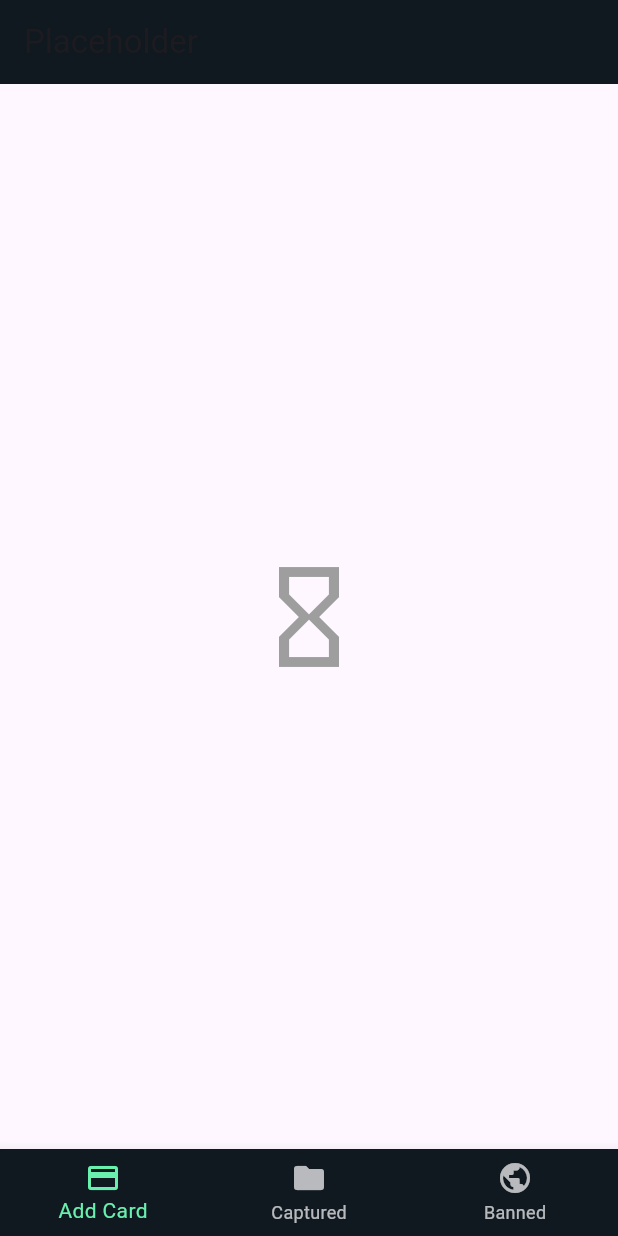
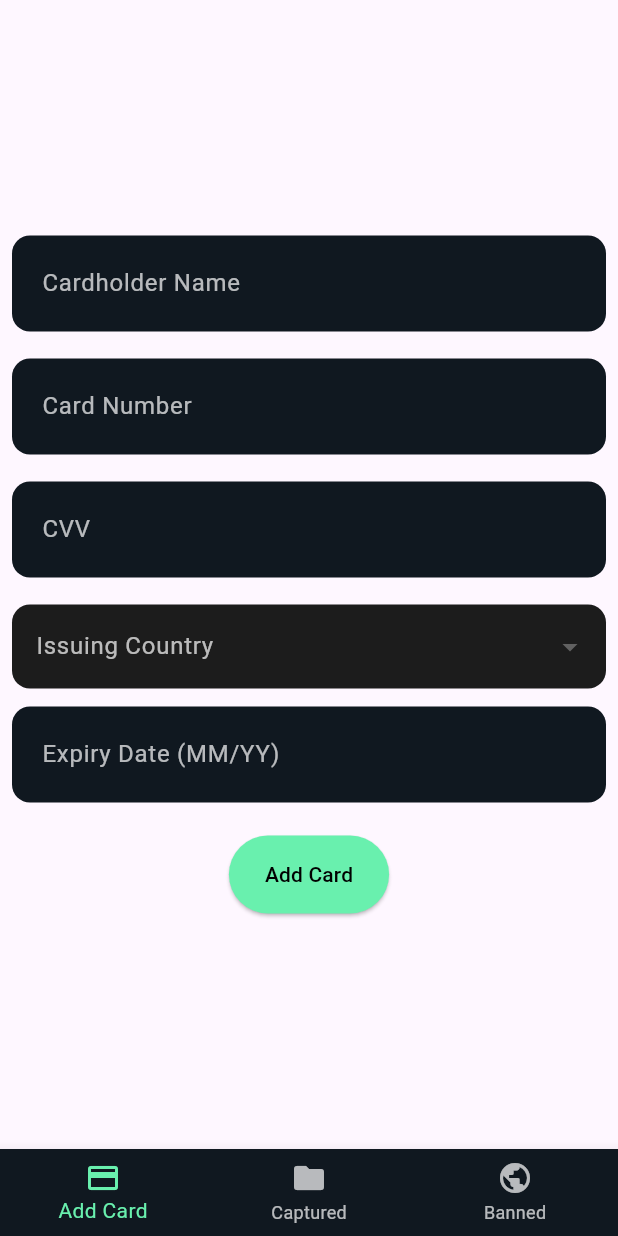
Before and after one commit to Silva3012/cardwiz-2025, a Flutter app: the screen it shows after launch, on a phone screen of 412 x 824 dp. Run offline on Flutter 3.47's test engine with Material 3 defaults, Android fonts, the phone set to English and light mode, and no system bars; our stand-ins replace auto_route, dartz, flutter_bloc, freezed_annotation, shared_preferences.

Commit message:
chore: create add card ui

```diff
--- a/lib/app.dart
+++ b/lib/app.dart
@@ -1,4 +1,4 @@
-import 'package:cardwiz/app_router.dart';
+import 'package:cardwiz/core/router/app_router.dart';
 import 'package:flutter/material.dart';
 
 class CardWizApp extends StatelessWidget {
--- a/lib/app_router.dart
+++ b/lib/core/router/app_router.dart
@@ -1,5 +1,5 @@
 import 'package:auto_route/auto_route.dart';
-import 'package:cardwiz/app_router.gr.dart';
+import 'package:cardwiz/core/router/app_router.gr.dart';
 
 @AutoRouterConfig()
 class AppRouter extends RootStackRouter {
@@ -9,7 +9,7 @@ class AppRouter extends RootStackRouter {
           page: MainRoute.page,
           initial: true,
           children: [
-            AutoRoute(page: PlaceHolderRoute.page),
+            AutoRoute(page: AddCardRoute.page),
             AutoRoute(page: PlaceHolderRoute.page),
             AutoRoute(page: PlaceHolderRoute.page),
           ],
--- a/lib/core/utils/card_uitls.dart
+++ b/lib/core/utils/card_utils.dart
@@ -1,13 +1,12 @@
-class CardUitls {
-  /// Detect card type from card number
-  static String detectCardType(String cardNumber) {
+class CardUtils {
+  static String detectCardType({required String cardNumber}) {
     if (cardNumber.startsWith('4')) return 'Visa';
     if (RegExp(r'^5[1-5]').hasMatch(cardNumber)) return 'Mastercard';
     return 'Unknown';
   }
 
   /// Luhn algorithm to validate card number
-  static bool validateCardNumber(String cardNumber) {
+  static bool validateCardNumber({required String cardNumber}) {
     final digits = cardNumber
         .replaceAll(RegExp(r'\D'), '')
         .split('')
@@ -25,7 +24,6 @@ class CardUitls {
     return sum % 10 == 0;
   }
 
-  /// Check if issuing country is banned
   static bool isBannedCountry(String country, List<String> bannedCountries) {
     return bannedCountries.contains(country);
   }
--- /dev/null
+++ b/lib/core/utils/validator_service.dart
@@ -0,0 +1,63 @@
+import 'package:cardwiz/core/utils/card_utils.dart';
+
+class ValidatorService {
+  static String? validatedCardNumber(String? value) {
+    if (value == null || value.isEmpty) return 'Enter Card Number';
+    if (!CardUtils.validateCardNumber(cardNumber: value)) {
+      return 'Invalid Card Number';
+    }
+    return null;
+  }
+
+  static String? validateCvv(String? value) {
+    if (value == null || value.isEmpty) return 'Enter CVV';
+    if (!RegExp(r'^\d{3,4}$').hasMatch(value)) return 'Invalid CVV';
+    return null;
+  }
+
+  static String? validateIssuingCountry(String? value) {
+    if (value == null || value.isEmpty) return 'Select issuing country';
+    return null;
+  }
+
+  static String? validateCardType(String cardNumber, String cardType) {
+    final detectedType = CardUtils.detectCardType(cardNumber: cardNumber);
+    if (detectedType != cardType) return 'Card type does not match number';
+    return null;
+  }
+
+  static String? validateCardHolderName(String? value) {
+    if (value == null || value.isEmpty) return 'Card holder name is required';
+    if (value.trim().split(' ').length < 2) {
+      return 'Enter full name';
+    }
+    if (!RegExp(r"^[a-zA-Z\s\.\'-]+$").hasMatch(value)) {
+      return 'Invalid characters in name';
+    }
+    return null;
+  }
+
+  static String? validateExpiryDate(String? value) {
+    if (value == null || value.isEmpty) return 'Expiry date is required';
+
+    final regex = RegExp(r'^(0[1-9]|1[0-2])\/?([0-9]{2})$');
+    if (!regex.hasMatch(value)) return 'Invalid format (MM/YY)';
+
+    final parts = value.split('/');
+    final month = int.tryParse(parts[0]);
+    final year = int.tryParse(parts[1]);
+
+    if (month == null || year == null) return 'Invalid expiry date';
+
+    final now = DateTime.now();
+    final fourDigitYear = 2000 + year;
+    final expiryDate =
+        DateTime(fourDigitYear, month + 1, 0); // end of that month
+
+    if (expiryDate.isBefore(DateTime(now.year, now.month, 1))) {
+      return 'Card expired';
+    }
+
+    return null;
+  }
+}
--- /dev/null
+++ b/lib/presentation/add_card/add_card_page.dart
@@ -0,0 +1,23 @@
+import 'package:auto_route/auto_route.dart';
+import 'package:cardwiz/presentation/add_card/widgets/credit_card_form/credit_card_form.dart';
+import 'package:flutter/material.dart';
+
+@RoutePage()
+class AddCardPage extends StatelessWidget {
+  const AddCardPage({super.key});
+
+  @override
+  Widget build(BuildContext context) {
+    return const SafeArea(
+        child: Padding(
+      padding: EdgeInsets.all(8.0),
+      child: Column(
+        mainAxisAlignment: MainAxisAlignment.center,
+        crossAxisAlignment: CrossAxisAlignment.center,
+        children: [
+          CreditCardForm(),
+        ],
+      ),
+    ));
+  }
+}
--- /dev/null
+++ b/lib/presentation/add_card/widgets/cardwiz_textfield.dart
@@ -0,0 +1,54 @@
+import 'package:flutter/material.dart';
+
+class CardWizTextField extends StatelessWidget {
+  const CardWizTextField({
+    super.key,
+    required this.label,
+    required this.controller,
+    this.hint,
+    this.obscureText = false,
+    this.validator,
+    this.keyboardType = TextInputType.text,
+    this.maxLength,
+  });
+
+  final String label;
+  final String? hint;
+  final bool obscureText;
+  final TextEditingController controller;
+  final String? Function(String?)? validator;
+  final TextInputType keyboardType;
+  final int? maxLength;
+
+  @override
+  Widget build(BuildContext context) {
+    return SizedBox(
+      height: 70,
+      child: TextFormField(
+        controller: controller,
+        obscureText: obscureText,
+        keyboardType: keyboardType,
+        maxLength: maxLength,
+        validator: validator,
+        style: const TextStyle(color: Colors.white),
+        decoration: InputDecoration(
+          labelText: label,
+          hintText: hint,
+          counterText: '',
+          labelStyle: const TextStyle(color: Colors.white70),
+          hintStyle: const TextStyle(color: Colors.white38),
+          filled: true,
+          fillColor: const Color(0xFF101820),
+          floatingLabelBehavior: FloatingLabelBehavior.auto,
+          contentPadding: const EdgeInsets.fromLTRB(16, 24, 16, 16),
+          alignLabelWithHint: true,
+          isDense: true,
+          border: OutlineInputBorder(
+            borderRadius: BorderRadius.circular(12),
+            borderSide: BorderSide.none,
+          ),
+        ),
+      ),
+    );
+  }
+}
--- /dev/null
+++ b/lib/presentation/add_card/widgets/credit_card_form/card_holder_name.dart
@@ -0,0 +1,17 @@
+import 'package:cardwiz/core/utils/validator_service.dart';
+import 'package:cardwiz/presentation/add_card/widgets/cardwiz_textfield.dart';
+import 'package:flutter/material.dart';
+
+class CardHolderNameField extends StatelessWidget {
+  const CardHolderNameField({super.key, required this.controller});
+  final TextEditingController controller;
+
+  @override
+  Widget build(BuildContext context) {
+    return CardWizTextField(
+      label: 'Cardholder Name',
+      controller: controller,
+      validator: ValidatorService.validateCardHolderName,
+    );
+  }
+}
--- /dev/null
+++ b/lib/presentation/add_card/widgets/credit_card_form/card_number_field.dart
@@ -0,0 +1,19 @@
+import 'package:cardwiz/core/utils/validator_service.dart';
+import 'package:cardwiz/presentation/add_card/widgets/cardwiz_textfield.dart';
+import 'package:flutter/material.dart';
+
+class CardNumberField extends StatelessWidget {
+  const CardNumberField({super.key, required this.controller});
+  final TextEditingController controller;
+
+  @override
+  Widget build(BuildContext context) {
+    return CardWizTextField(
+      label: 'Card Number',
+      controller: controller,
+      keyboardType: TextInputType.number,
+      maxLength: 16,
+      validator: ValidatorService.validatedCardNumber,
+    );
+  }
+}
--- /dev/null
+++ b/lib/presentation/add_card/widgets/credit_card_form/credit_card_form.dart
@@ -0,0 +1,67 @@
+import 'package:cardwiz/presentation/add_card/widgets/credit_card_form/card_holder_name.dart';
+import 'package:cardwiz/presentation/add_card/widgets/credit_card_form/cvv_field.dart';
+import 'package:cardwiz/presentation/add_card/widgets/credit_card_form/expiry_date_field.dart';
+import 'package:flutter/material.dart';
+import 'card_number_field.dart';
+import 'issuing_country_field.dart';
+import 'submit_button.dart';
+
+class CreditCardForm extends StatefulWidget {
+  const CreditCardForm({super.key});
+
+  @override
+  State<CreditCardForm> createState() => _CreditCardFormState();
+}
+
+class _CreditCardFormState extends State<CreditCardForm> {
+  final _formKey = GlobalKey<FormState>();
+  final _cardNumberController = TextEditingController();
+  final _cvvController = TextEditingController();
+  final _cardHolderNameController = TextEditingController();
+  final _expiryDateController = TextEditingController();
+  String? _selectedCountry;
+
+  @override
+  void dispose() {
+    _cardNumberController.dispose();
+    _cvvController.dispose();
+    super.dispose();
+  }
+
+  void _onCountryChanged(String? value) =>
+      setState(() => _selectedCountry = value);
+
+  @override
+  Widget build(BuildContext context) {
+    return Form(
+      key: _formKey,
+      child: Column(
+        children: [
+          CardHolderNameField(controller: _cardHolderNameController),
+          const SizedBox(height: 12),
+          CardNumberField(controller: _cardNumberController),
+          const SizedBox(height: 12),
+          CvvField(
+            controller: _cvvController,
+          ),
+          const SizedBox(height: 12),
+          IssuingCountryField(
+            selectedCountry: _selectedCountry,
+            onChanged: _onCountryChanged,
+          ),
+          const SizedBox(height: 12),
+          ExpiryDateField(controller: _expiryDateController),
+          const SizedBox(height: 16),
+          SubmitButton(
+            formKey: _formKey,
+            cardNumberController: _cardNumberController,
+            cvvController: _cvvController,
+            selectedCountry: _selectedCountry,
+            cardHolderNameController: _cardHolderNameController,
+            expiryDateController: _expiryDateController,
+          ),
+        ],
+      ),
+    );
+  }
+}
--- /dev/null
+++ b/lib/presentation/add_card/widgets/credit_card_form/cvv_field.dart
@@ -0,0 +1,20 @@
+import 'package:cardwiz/core/utils/validator_service.dart';
+import 'package:cardwiz/presentation/add_card/widgets/cardwiz_textfield.dart';
+import 'package:flutter/material.dart';
+
+class CvvField extends StatelessWidget {
+  const CvvField({super.key, required this.controller});
+  final TextEditingController controller;
+
+  @override
+  Widget build(BuildContext context) {
+    return CardWizTextField(
+      label: 'CVV',
+      controller: controller,
+      keyboardType: TextInputType.number,
+      maxLength: 4,
+      obscureText: true,
+      validator: ValidatorService.validateCvv,
+    );
+  }
+}
--- /dev/null
+++ b/lib/presentation/add_card/widgets/credit_card_form/expiry_date_field.dart
@@ -0,0 +1,19 @@
+import 'package:cardwiz/core/utils/validator_service.dart';
+import 'package:cardwiz/presentation/add_card/widgets/cardwiz_textfield.dart';
+import 'package:flutter/material.dart';
+
+class ExpiryDateField extends StatelessWidget {
+  const ExpiryDateField({super.key, required this.controller});
+  final TextEditingController controller;
+
+  @override
+  Widget build(BuildContext context) {
+    return CardWizTextField(
+      label: 'Expiry Date (MM/YY)',
+      controller: controller,
+      keyboardType: TextInputType.datetime,
+      maxLength: 5,
+      validator: ValidatorService.validateExpiryDate,
+    );
+  }
+}
--- /dev/null
+++ b/lib/presentation/add_card/widgets/credit_card_form/issuing_country_field.dart
@@ -0,0 +1,47 @@
+import 'package:cardwiz/core/utils/validator_service.dart';
+import 'package:flutter/material.dart';
+
+class IssuingCountryField extends StatelessWidget {
+  const IssuingCountryField({
+    super.key,
+    required this.selectedCountry,
+    required this.onChanged,
+  });
+
+  final String? selectedCountry;
+  final void Function(String?) onChanged;
+
+  final List<String> _countries = const [
+    'USA',
+    'UK',
+    'Canada',
+    'Australia',
+    'Germany',
+  ];
+
+  @override
+  Widget build(BuildContext context) {
+    return DropdownButtonFormField<String>(
+      value: selectedCountry,
+      decoration: InputDecoration(
+        labelText: 'Issuing Country',
+        filled: true,
+        fillColor: const Color(0xFF1C1C1C),
+        labelStyle: const TextStyle(color: Colors.white70),
+        border: OutlineInputBorder(
+          borderRadius: BorderRadius.circular(12),
+          borderSide: BorderSide.none,
+        ),
+      ),
+      dropdownColor: const Color(0xFF101820),
+      items: _countries
+          .map((c) => DropdownMenuItem(
+                value: c,
+                child: Text(c, style: const TextStyle(color: Colors.white)),
+              ))
+          .toList(),
+      onChanged: onChanged,
+      validator: ValidatorService.validateIssuingCountry,
+    );
+  }
+}
--- /dev/null
+++ b/lib/presentation/add_card/widgets/credit_card_form/submit_button.dart
@@ -0,0 +1,59 @@
+import 'package:cardwiz/application/credit_card/credit_card_bloc.dart';
+import 'package:cardwiz/core/utils/card_utils.dart';
+import 'package:cardwiz/models/dto/credit_card/credit_card_dto.dart';
+import 'package:flutter/material.dart';
+import 'package:flutter_bloc/flutter_bloc.dart';
+
+class SubmitButton extends StatelessWidget {
+  const SubmitButton({
+    super.key,
+    required this.formKey,
+    required this.cardNumberController,
+    required this.cvvController,
+    required this.selectedCountry,
+    required this.cardHolderNameController,
+    required this.expiryDateController,
+  });
+
+  final GlobalKey<FormState> formKey;
+  final TextEditingController cardNumberController;
+  final TextEditingController cvvController;
+  final TextEditingController cardHolderNameController;
+  final TextEditingController expiryDateController;
+  final String? selectedCountry;
+
+  void _onSubmit(BuildContext context) {
+    if (!formKey.currentState!.validate() || selectedCountry == null) return;
+
+    final card = CreditCardDto(
+      cardNumber: cardNumberController.text.trim(),
+      cvv: cvvController.text.trim(),
+      issuingCountry: selectedCountry!,
+      cardType: CardUtils.detectCardType(
+          cardNumber: cardNumberController.text.trim()),
+      cardHolderName: cardHolderNameController.text.trim(),
+      expiryDate: expiryDateController.text.trim(),
+    );
+
+    context.read<CreditCardBloc>().add(OnAddCard(card: card));
+
+    // Clear fields
+    cardNumberController.clear();
+    cvvController.clear();
+    cardHolderNameController.clear();
+    expiryDateController.clear();
+  }
+
+  @override
+  Widget build(BuildContext context) {
+    return ElevatedButton(
+      onPressed: () => _onSubmit(context),
+      style: ElevatedButton.styleFrom(
+        backgroundColor: Colors.greenAccent,
+        foregroundColor: Colors.black,
+        padding: const EdgeInsets.symmetric(horizontal: 24, vertical: 16),
+      ),
+      child: const Text('Add Card'),
+    );
+  }
+}
--- a/lib/presentation/screens/main_page.dart
+++ b/lib/presentation/main_page/main_page.dart
@@ -1,6 +1,6 @@
 import 'package:auto_route/auto_route.dart';
 import 'package:flutter/material.dart';
-import 'package:cardwiz/presentation/widgets/bottom_navigation_bar.dart';
+import 'package:cardwiz/presentation/main_page/widgets/bottom_navigation_bar.dart';
 
 @RoutePage()
 class MainPage extends StatelessWidget {
--- a/lib/presentation/widgets/bottom_navigation_bar.dart
+++ b/lib/presentation/main_page/widgets/bottom_navigation_bar.dart
@@ -1,5 +1,5 @@
 import 'package:auto_route/auto_route.dart';
-import 'package:cardwiz/app_router.gr.dart';
+import 'package:cardwiz/core/router/app_router.gr.dart';
 import 'package:flutter/material.dart';
 
 class CardWizBottomNavigationBar extends StatelessWidget {
@@ -9,7 +9,7 @@ class CardWizBottomNavigationBar extends StatelessWidget {
   Widget build(BuildContext context) {
     return AutoTabsScaffold(
       routes: const [
-        PlaceHolderRoute(),
+        AddCardRoute(),
         PlaceHolderRoute(),
         PlaceHolderRoute(),
       ],
--- a/lib/presentation/screens/placeholder_page.dart
+++ b/lib/presentation/placeholder/placeholder_page.dart
@@ -1,5 +1,5 @@
 import 'package:auto_route/auto_route.dart';
-import 'package:cardwiz/presentation/widgets/placeholder_widget.dart';
+import 'package:cardwiz/presentation/placeholder/widgets/placeholder_widget.dart';
 import 'package:flutter/material.dart';
 
 @RoutePage()
```
Also changed, not shown: lib/app_router.gr.dart (deleted), lib/core/router/app_router.gr.dart (added), lib/presentation/credit_card_list/credit_card_list_page.dart (renamed from lib/presentation/screens/credit_card_list_page.dart), lib/presentation/placeholder/widgets/placeholder_widget.dart (renamed from lib/presentation/widgets/placeholder_widget.dart), 3 other files.
